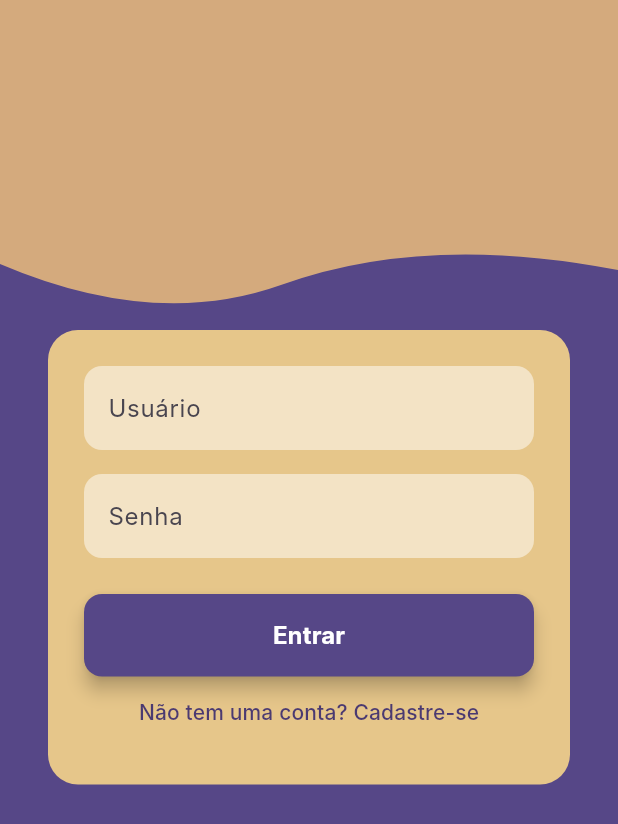
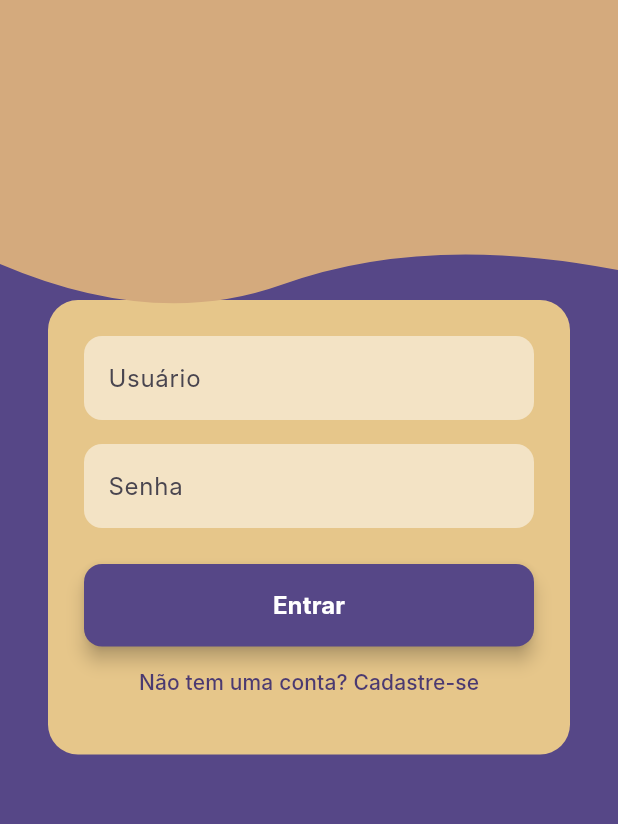
Before and after one commit to ferreiraryan/futter_movies_queue, a Flutter app: the screen it shows after launch, on a phone screen of 412 x 824 dp. Shown: the top 824 px of the screen. Run offline on Flutter 3.47's test engine with Material 3 defaults, Android fonts, the phone set to English and light mode, and no system bars; our stand-ins replace cloud_firestore, firebase_auth, firebase_core, flutter_rating_bar; accounts and stored records are empty; Roboto replaces fonts that are missing (Inter).

Commit message:
Fix: Paddins concertados para a tela sem header

```diff
--- a/lib/shared/widgets/main_background.dart
+++ b/lib/shared/widgets/main_background.dart
@@ -30,26 +30,19 @@ class MainBackground extends StatelessWidget {
       appBar: appBar,
       drawer: drawer,
       body: SingleChildScrollView(
-        child: Column(
-          crossAxisAlignment: CrossAxisAlignment.stretch,
+        child: Stack(
           children: [
-            Stack(
-              alignment: Alignment.topCenter,
-              clipBehavior: Clip.none,
-              children: [
-                ClipPath(
-                  clipper: WaveClipper(),
-                  child: Container(height: 220, color: waveColor),
-                ),
-
-                if (header != null) ...[
-                  Positioned(left: 20, right: 20, child: header!),
-                  const Padding(padding: EdgeInsets.only(bottom: 460)),
-                ],
-              ],
+            Padding(
+              padding: EdgeInsets.only(top: header != null ? 460 : 200),
+              child: body,
             ),
 
-            body,
+            ClipPath(
+              clipper: WaveClipper(),
+              child: Container(height: 220, color: waveColor),
+            ),
+
+            if (header != null) Positioned(left: 20, right: 20, child: header!),
           ],
         ),
       ),
```
